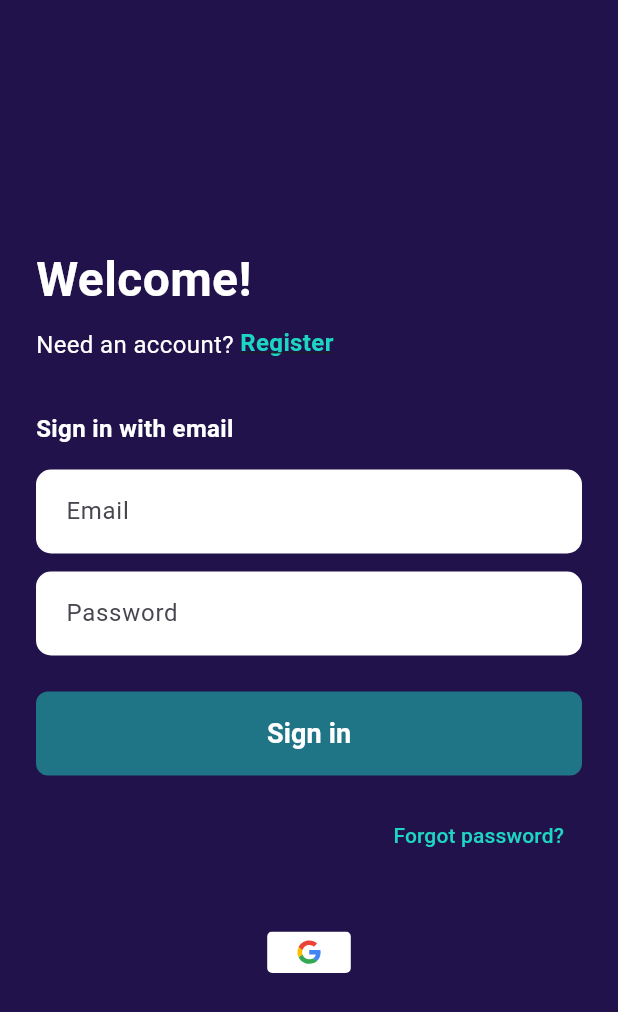
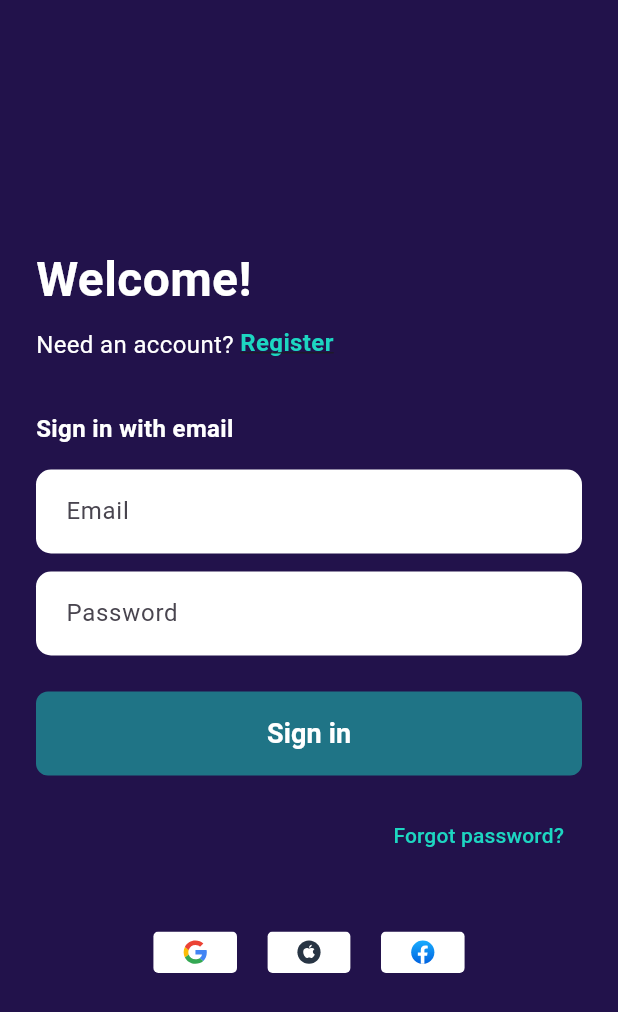
Before and after one commit to Betchya/betchya_frontend, a Flutter app: the screen it shows after launch, on a phone screen of 412 x 824 dp. Shown: the top 1012 px of the screen. Run offline on Flutter 3.47's test engine with Material 3 defaults, Android fonts, the phone set to English and light mode, and no system bars; our stand-ins replace flutter_riverpod, flutter_svg, formz, riverpod_annotation, supabase_flutter; accounts and stored records are empty; generated files the repository leaves out were written again.

Commit message:
add apple and facebook login buttons to login screen

```diff
--- a/lib/features/auth/presentation/login_screen.dart
+++ b/lib/features/auth/presentation/login_screen.dart
@@ -62,7 +62,9 @@ class LoginScreen extends ConsumerWidget {
                       borderSide: BorderSide.none,
                     ),
                     contentPadding: const EdgeInsets.symmetric(
-                        vertical: 16, horizontal: 16),
+                      vertical: 16,
+                      horizontal: 16,
+                    ),
                   ),
                 ),
                 const SizedBox(height: 12),
@@ -80,7 +82,9 @@ class LoginScreen extends ConsumerWidget {
                       borderSide: BorderSide.none,
                     ),
                     contentPadding: const EdgeInsets.symmetric(
-                        vertical: 16, horizontal: 16),
+                      vertical: 16,
+                      horizontal: 16,
+                    ),
                   ),
                 ),
                 const SizedBox(height: 8),
@@ -212,7 +216,18 @@ class _SocialLoginRow extends StatelessWidget {
             // TODO: Implement Google sign-in
           },
         ),
-        // Add additional social login buttons here if needed
+        IconButton(
+          icon: SvgPicture.asset('assets/icons/apple.svg', height: 32),
+          onPressed: () {
+            // TODO: Implement Apple sign-in
+          },
+        ),
+        IconButton(
+          icon: SvgPicture.asset('assets/icons/facebook.svg', height: 32),
+          onPressed: () {
+            // TODO: Implement Facebook sign-in
+          },
+        ),
       ],
     );
   }
```
